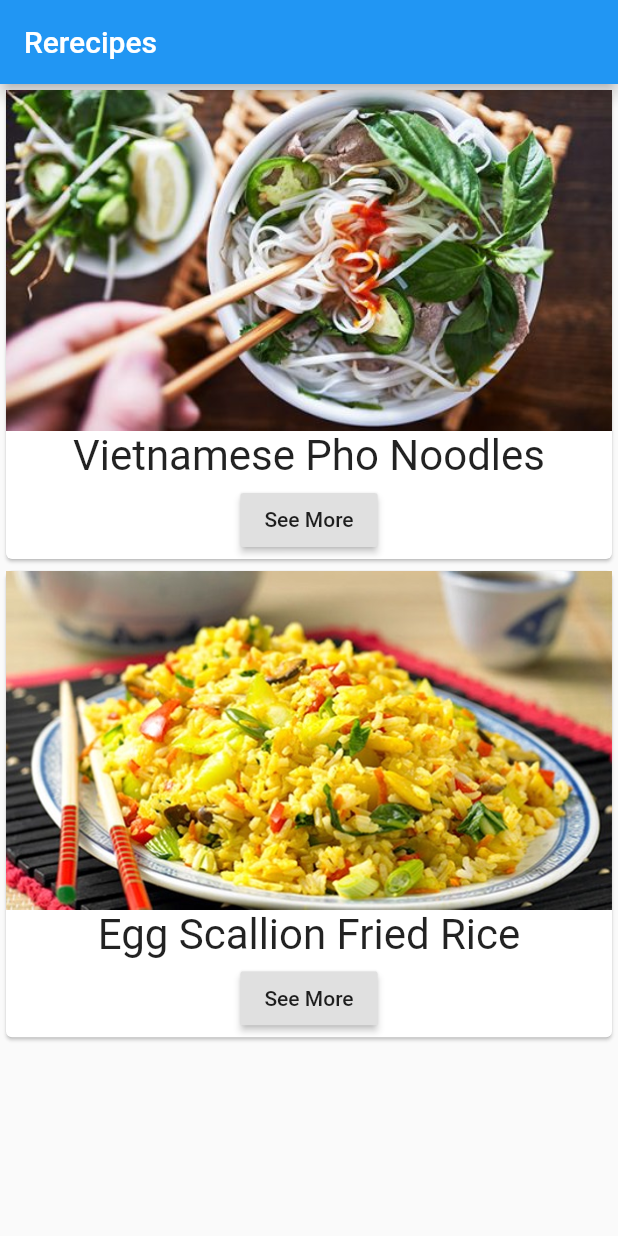
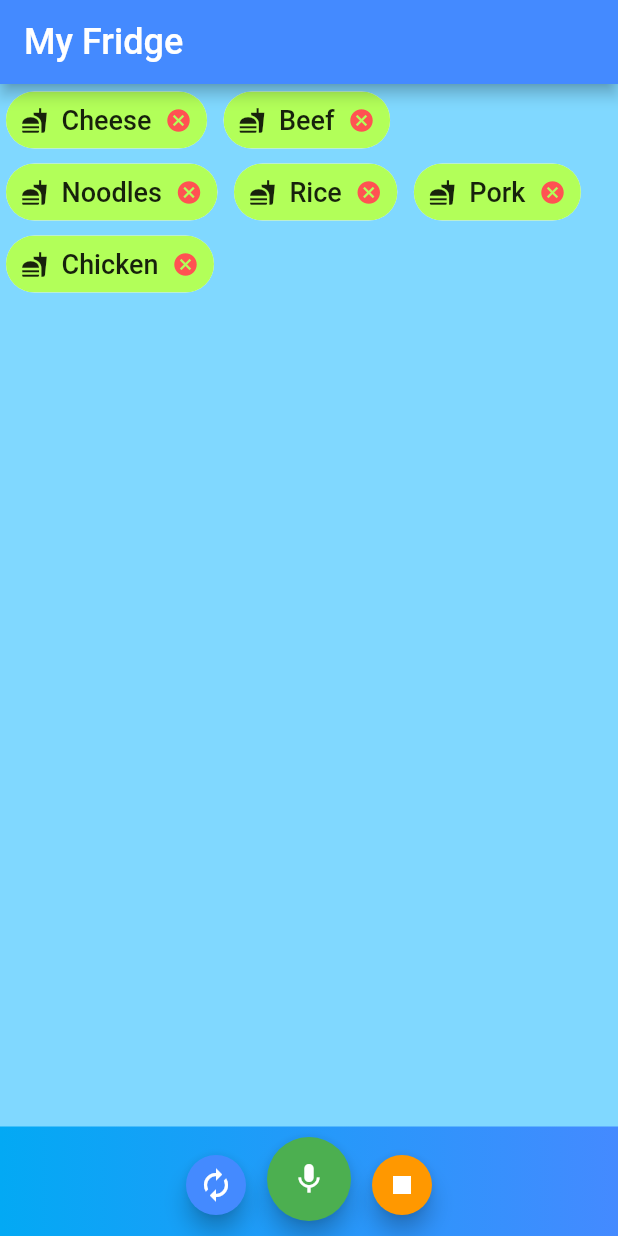
Before and after one commit to Cainuse/Rerecipes, a Flutter app: the screen it shows after launch, on a phone screen of 412 x 824 dp. Run offline on Flutter 3.47's test engine with Material 2 defaults, Android fonts, the phone set to English and light mode, and no system bars; missing offline and left inert: speech_recognition.

Commit message:
Added fridge and user voice input

```diff
--- /dev/null
+++ b/lib/Views/Misc/IngredientsView.dart
@@ -0,0 +1,38 @@
+import 'package:flutter/material.dart';
+import 'package:rerecipe_app/main.dart';
+
+class IngredientView extends StatefulWidget {
+  final String name;
+  final IconData icon;
+  Set<String> items;
+  MyAppState parent;
+
+  IngredientView(this.name, this.icon, this.items, this.parent);
+
+  @override
+  _IngredientViewState createState() => _IngredientViewState();
+}
+
+class _IngredientViewState extends State<IngredientView> {
+  @override
+  Widget build(BuildContext context) {
+    return Container(
+      margin: EdgeInsets.only(left: 4.0),
+      child: Chip(
+          avatar: Icon(widget.icon),
+          label: Text(
+            widget.name,
+            style: TextStyle(fontSize: 18.0),
+          ),
+          labelPadding: EdgeInsets.all(3.0),
+          deleteIcon: Icon(Icons.cancel),
+          deleteIconColor: Colors.redAccent,
+          backgroundColor: Colors.lightGreenAccent,
+          deleteButtonTooltipMessage: "Delete this item",
+          onDeleted: () => setState(() {
+                widget.items.remove(widget.name);
+                widget.parent.onItemsChange();
+              })),
+    );
+  }
+}
--- a/lib/Recipe.dart
+++ b/lib/Views/Recipe.dart
@@ -1,4 +1,4 @@
-export 'package:rerecipe_app/Recipe.dart';
+export 'package:rerecipe_app/Views/Recipe.dart';
 class Recipe{
   String name;
   String imgPath;
--- /dev/null
+++ b/lib/Views/RecipesView.dart
@@ -0,0 +1,50 @@
+import 'package:flutter/material.dart';
+import 'Recipe.dart';
+
+class RecipesView extends StatefulWidget {
+  @override
+  State<StatefulWidget> createState() {
+    return _RecipesViewState();
+  }
+}
+
+// Private class
+class _RecipesViewState extends State<RecipesView> {
+  List<Recipe> _recipes = [
+    new Recipe('Vietnamese Pho Noodles', 'assets/pho.jpg', '', 1),
+    new Recipe('Egg Scallion Fried Rice', 'assets/friedrice.jpg', '', 20)
+  ];
+
+  @override
+  Widget build(BuildContext context) {
+    return MaterialApp(
+      home: Scaffold(
+        // White background
+          appBar: AppBar(
+            // Blue app bar
+            title: Text('Rerecipes'), //Text
+          ),
+          body: Column(
+            children: _recipes
+                .map((recipe) => Card(
+                child: Column(
+                  children: <Widget>[
+                    Image.asset(recipe.imgPath),
+                    Text(
+                      recipe.name,
+                      textScaleFactor: 2,
+                    ),
+                    Container(
+                      margin: EdgeInsets.all(2.0),
+                      child: RaisedButton(
+                        onPressed: () {},
+                        child: Text("See More"),
+                      ),
+                    )
+                  ],
+                )))
+                .toList(),
+          )),
+    );
+  }
+}
--- a/lib/main.dart
+++ b/lib/main.dart
@@ -1,52 +1,168 @@
 import 'package:flutter/material.dart';
-import 'Recipe.dart';
+import 'package:speech_recognition/speech_recognition.dart';
+import 'package:rerecipe_app/Views/Misc/IngredientsView.dart';
 
 void main() => runApp(MyApp());
 
 class MyApp extends StatefulWidget {
   @override
-  State<StatefulWidget> createState() {
-    return _MyAppState();
-  }
+  MyAppState createState() => MyAppState();
 }
 
-// Private class
-class _MyAppState extends State<MyApp> {
-  List<Recipe> _recipes = [
-    new Recipe('Vietnamese Pho Noodles', 'assets/pho.jpg', '', 1),
-    new Recipe('Egg Scallion Fried Rice', 'assets/friedrice.jpg', '', 20)
-  ];
+class MyAppState extends State<MyApp> {
+  SpeechRecognition _speechRecognition;
+  bool _isAvailable = false;
+  bool _isListening = false;
+  String _currentLocale = "";
+  String resultText = "";
+
+  Set<String> items = new Set();
+
+  @override
+  void initState() {
+    items.add("Cheese");
+    items.add("Beef");
+    items.add("Noodles");
+    items.add("Rice");
+    items.add("Pork");
+    items.add("Chicken");
+    super.initState();
+    initSpeechRecognizer();
+  }
+
+  // Initializes the speech recognition plugin
+  void initSpeechRecognizer() {
+    _speechRecognition = SpeechRecognition();
+
+    //Handler of when the speech recognition service is available
+    _speechRecognition.setAvailabilityHandler(
+      (bool result) => setState(() => _isAvailable = result),
+    );
+    // handle device current locale detection
+    _speechRecognition.setCurrentLocaleHandler(
+        (String locale) => setState(() => _currentLocale = locale));
+    //Handler of when the microphone is listening for user input
+    _speechRecognition.setRecognitionStartedHandler(
+      () => setState(() => _isListening = true),
+    );
+    //Handler of when the microphone has picked up user input
+    _speechRecognition.setRecognitionResultHandler(
+      (String speech) => setState(() => resultText = speech),
+    );
+    //Handler of when the microphone is turned off and has stopped listening
+    _speechRecognition.setRecognitionCompleteHandler(
+      () => setState(() {
+            _isListening = false;
+            resultText.split(' ').forEach((item) {
+              if(item.length>0){
+                items.add(item);
+              }
+            });
+          }),
+    );
+    //Activate the speech recognition
+    _speechRecognition.activate().then(
+          (result) => setState(() => _isAvailable = result),
+        );
+  }
 
   @override
   Widget build(BuildContext context) {
     return MaterialApp(
         home: Scaffold(
-          // White background
+            backgroundColor: Colors.lightBlueAccent[100],
             appBar: AppBar(
-            // Blue app bar
-            title: Text('Rerecipes'), //Text
+                title: Text(
+                  'My Fridge',
+                  textScaleFactor: 1.2,
                 ),
+                backgroundColor: Colors.blueAccent),
             body: Column(
-            children: _recipes
-                .map((recipe) => Card(
-                        child: Column(
+              crossAxisAlignment: CrossAxisAlignment.start,
+              mainAxisAlignment: MainAxisAlignment.end,
               children: <Widget>[
-                        Image.asset(recipe.imgPath),
-                        Text(
-                          recipe.name,
-                          textScaleFactor: 2,
+                Expanded(
+                  child: Wrap(
+                    spacing: 7.0,
+                    children: items
+                        .map((item) => new IngredientView(
+                            item, Icons.fastfood, items, this))
+                        .toList(),
+                  ),
+                ),
+                Row(
+                  mainAxisAlignment: MainAxisAlignment.center,
+                  crossAxisAlignment: CrossAxisAlignment.end,
+                  children: <Widget>[
+                    Expanded(
+                      child: Container(
+                          padding: EdgeInsets.only(top:5.0),
+                          decoration: BoxDecoration(
+                            shape: BoxShape.rectangle,
+                            gradient: LinearGradient(
+                                colors: [Colors.lightBlue, Colors.blueAccent]),
+                          ),
+                          child: Row(
+                            mainAxisAlignment: MainAxisAlignment.center,
+                            children: <Widget>[
+                              Container(
+                                //Renew button
+                                child: FloatingActionButton(
+                                  child: Icon(Icons.autorenew),
+                                  mini: true,
+                                  backgroundColor: Colors.blueAccent,
+                                  onPressed: () {
+                                    setState(() {
+                                      items.clear();
+                                    });
+                                  },
+                                ),
                               ),
                               Container(
-                          margin: EdgeInsets.all(2.0),
-                          child: RaisedButton(
-                            onPressed: () {},
-                            child: Text("See More"),
+                                //Play button
+                                child: FloatingActionButton(
+                                  child: Icon(Icons.mic),
+                                  backgroundColor: Colors.green,
+                                  onPressed: () {
+                                    if (_isAvailable && !_isListening) {
+                                      _speechRecognition
+                                          .listen(locale: _currentLocale)
+                                          .then((result) => print('$result'));
+                                    }
+                                  },
                                 ),
-                        )
-                      ],
-                    )))
-                .toList(),
-          )),
+                                margin: EdgeInsets.only(
+                                    top: 2.0,
+                                    bottom: 10.0,
+                                    left: 10.0,
+                                    right: 10.0),
+                              ),
+                              Container(
+                                //Stop button
+                                child: FloatingActionButton(
+                                  child: Icon(Icons.stop),
+                                  backgroundColor: Colors.orange,
+                                  mini: true,
+                                  onPressed: () {
+                                    if (_isListening) {
+                                      _speechRecognition.stop().then(
+                                            (result) => setState(
+                                                () => _isListening = result),
                                           );
                                     }
+                                  },
+                                ),
+                              ),
+                            ],
+                          )),
+                    ),
+                  ],
+                ),
+              ],
+            )));
   }
+
+  void onItemsChange() {
+    setState(() => items);
+  }
+}
--- a/pubspec.yaml
+++ b/pubspec.yaml
@@ -23,6 +23,7 @@ dependencies:
   # The following adds the Cupertino Icons font to your application.
   # Use with the CupertinoIcons class for iOS style icons.
   cupertino_icons: ^0.1.2
+  speech_recognition: ^0.3.0+1
 
 dev_dependencies:
   flutter_test:
```
Also changed, not shown: pubspec.lock, 6 other files. Lines whose indentation alone changed are shown as unchanged.
